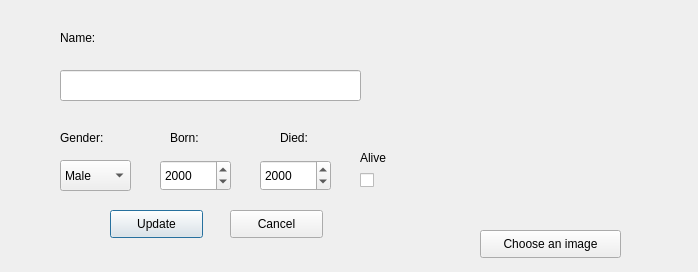
Qt form updatescientist.ui (marthagb/VLN1-Skil-3) before a commit.
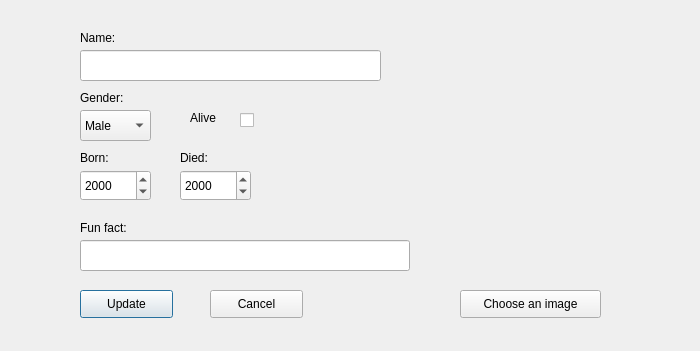
The same form after that commit.

Commit message: fun fact í add og update

```diff
--- a/updatescientist.ui
+++ b/updatescientist.ui
@@ -6,8 +6,8 @@
    <rect>
     <x>0</x>
     <y>0</y>
-    <width>698</width>
-    <height>272</height>
+    <width>700</width>
+    <height>351</height>
    </rect>
   </property>
   <property name="windowTitle">
@@ -16,8 +16,8 @@
   <widget class="QDateEdit" name="updateDeathYear">
    <property name="geometry">
     <rect>
-     <x>260</x>
-     <y>160</y>
+     <x>180</x>
+     <y>170</y>
      <width>71</width>
      <height>31</height>
     </rect>
@@ -41,7 +41,7 @@
   <widget class="QLabel" name="nameLabel">
    <property name="geometry">
     <rect>
-     <x>60</x>
+     <x>80</x>
      <y>30</y>
      <width>55</width>
      <height>16</height>
@@ -54,8 +54,8 @@
   <widget class="QDateEdit" name="updateBirthYear">
    <property name="geometry">
     <rect>
-     <x>160</x>
-     <y>160</y>
+     <x>80</x>
+     <y>170</y>
      <width>71</width>
      <height>31</height>
     </rect>
@@ -79,8 +79,8 @@
   <widget class="QLabel" name="genderLabel">
    <property name="geometry">
     <rect>
-     <x>60</x>
-     <y>130</y>
+     <x>80</x>
+     <y>90</y>
      <width>55</width>
      <height>16</height>
     </rect>
@@ -92,8 +92,8 @@
   <widget class="QComboBox" name="updateGenderBox">
    <property name="geometry">
     <rect>
-     <x>60</x>
-     <y>160</y>
+     <x>80</x>
+     <y>110</y>
      <width>71</width>
      <height>31</height>
     </rect>
@@ -112,8 +112,8 @@
   <widget class="QLabel" name="deathYearLabel">
    <property name="geometry">
     <rect>
-     <x>280</x>
-     <y>130</y>
+     <x>180</x>
+     <y>150</y>
      <width>55</width>
      <height>16</height>
     </rect>
@@ -125,8 +125,8 @@
   <widget class="QPushButton" name="updateScientistButton">
    <property name="geometry">
     <rect>
-     <x>110</x>
-     <y>210</y>
+     <x>80</x>
+     <y>290</y>
      <width>93</width>
      <height>28</height>
     </rect>
@@ -138,8 +138,8 @@
   <widget class="QLabel" name="birthYearLabel">
    <property name="geometry">
     <rect>
-     <x>170</x>
-     <y>130</y>
+     <x>80</x>
+     <y>150</y>
      <width>71</width>
      <height>16</height>
     </rect>
@@ -151,8 +151,8 @@
   <widget class="QLineEdit" name="updateNameInput">
    <property name="geometry">
     <rect>
-     <x>60</x>
-     <y>70</y>
+     <x>80</x>
+     <y>50</y>
      <width>301</width>
      <height>31</height>
     </rect>
@@ -161,8 +161,8 @@
   <widget class="QPushButton" name="cancelUpdateScientistButton">
    <property name="geometry">
     <rect>
-     <x>230</x>
-     <y>210</y>
+     <x>210</x>
+     <y>290</y>
      <width>93</width>
      <height>28</height>
     </rect>
@@ -174,8 +174,8 @@
   <widget class="QCheckBox" name="aliveCheckBox">
    <property name="geometry">
     <rect>
-     <x>360</x>
-     <y>170</y>
+     <x>240</x>
+     <y>110</y>
      <width>21</width>
      <height>21</height>
     </rect>
@@ -187,9 +187,9 @@
   <widget class="QLabel" name="aliveLabel">
    <property name="geometry">
     <rect>
-     <x>360</x>
-     <y>150</y>
-     <width>55</width>
+     <x>190</x>
+     <y>110</y>
+     <width>41</width>
      <height>16</height>
     </rect>
    </property>
@@ -197,26 +197,13 @@
     <string>Alive</string>
    </property>
   </widget>
-  <widget class="QLabel" name="ErrorLabelUpdateScientists">
-   <property name="geometry">
-    <rect>
-     <x>40</x>
-     <y>210</y>
-     <width>251</width>
-     <height>16</height>
-    </rect>
-   </property>
-   <property name="text">
-    <string/>
-   </property>
-  </widget>
   <widget class="QLabel" name="UpdatePictureLabel">
    <property name="geometry">
     <rect>
-     <x>430</x>
-     <y>30</y>
-     <width>201</width>
-     <height>181</height>
+     <x>440</x>
+     <y>40</y>
+     <width>251</width>
+     <height>201</height>
     </rect>
    </property>
    <property name="text">
@@ -226,8 +213,8 @@
   <widget class="QPushButton" name="UpdatePictureButton">
    <property name="geometry">
     <rect>
-     <x>480</x>
-     <y>230</y>
+     <x>460</x>
+     <y>290</y>
      <width>141</width>
      <height>28</height>
     </rect>
@@ -236,6 +223,29 @@
     <string>Choose an image</string>
    </property>
   </widget>
+  <widget class="QLabel" name="label">
+   <property name="geometry">
+    <rect>
+     <x>80</x>
+     <y>220</y>
+     <width>55</width>
+     <height>16</height>
+    </rect>
+   </property>
+   <property name="text">
+    <string>Fun fact:</string>
+   </property>
+  </widget>
+  <widget class="QLineEdit" name="updateFunFactInput">
+   <property name="geometry">
+    <rect>
+     <x>80</x>
+     <y>240</y>
+     <width>330</width>
+     <height>31</height>
+    </rect>
+   </property>
+  </widget>
  </widget>
  <tabstops>
   <tabstop>updateNameInput</tabstop>
```
The commit also changes 11 other files.
